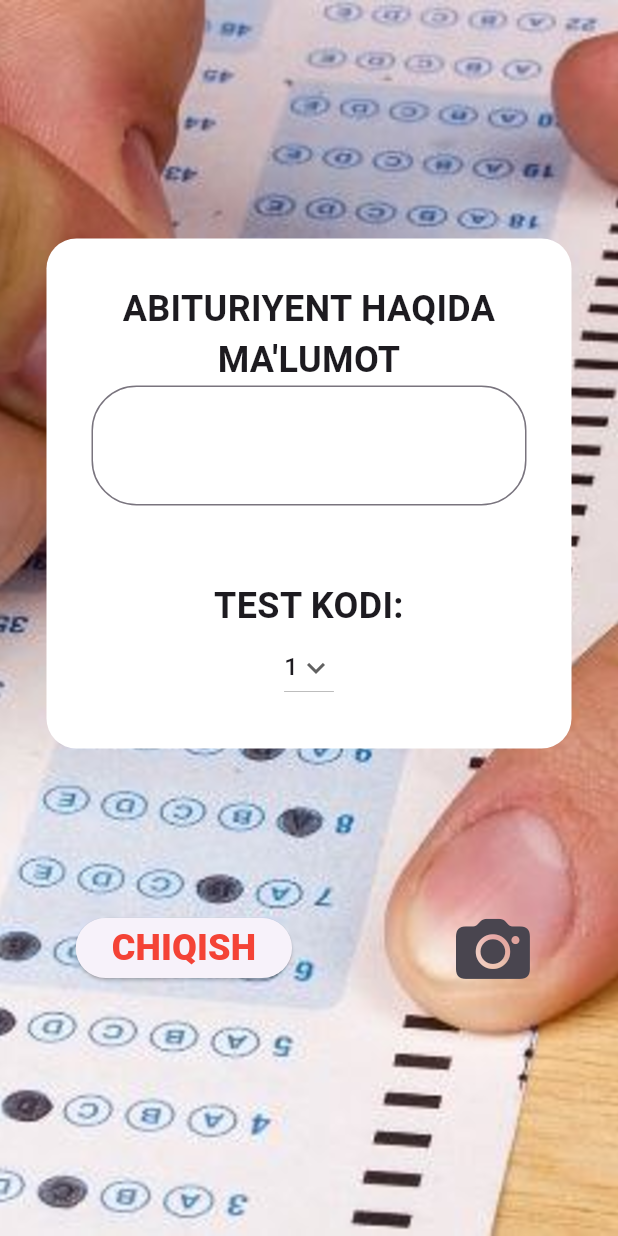
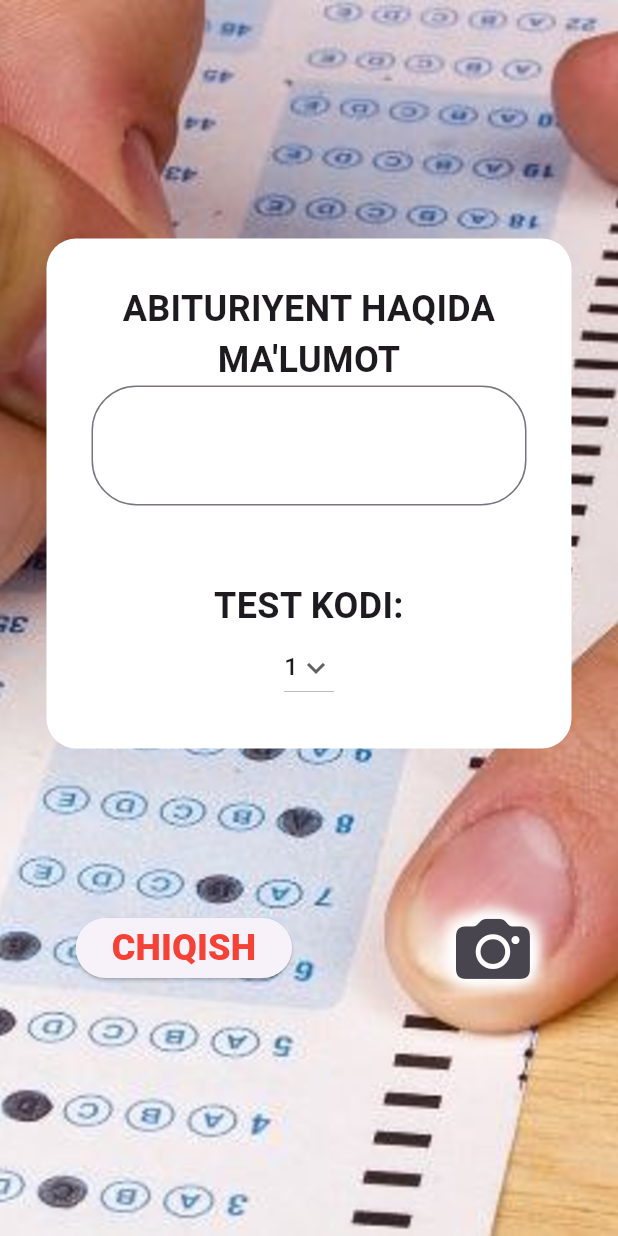
Before and after one commit to abduraimovdev/cam_test, a Flutter app: the screen it shows after launch, on a phone screen of 412 x 824 dp. Run offline on Flutter 3.47's test engine with Material 2 defaults, Android fonts, the light colour scheme and no system bars.

Commit message:
Home Screen Was Customized

```diff
--- a/lib/app.dart
+++ b/lib/app.dart
@@ -7,7 +7,7 @@ class CamApp extends StatelessWidget {
   @override
   Widget build(BuildContext context) {
     return  MaterialApp(
-      // darkTheme: ThemeData.dark(),
+      darkTheme: ThemeData.dark(),
       theme: ThemeData.light(useMaterial3: true),
       themeMode: ThemeMode.light,
       debugShowCheckedModeBanner: false,
--- a/lib/screens/home_screen.dart
+++ b/lib/screens/home_screen.dart
@@ -103,6 +103,7 @@ class _HomeScreenState extends State<HomeScreen> {
                   mainAxisAlignment: MainAxisAlignment.spaceAround,
                   children: [
                     ElevatedButton(
+
                         onPressed: () {},
                         child: const Text(
                           "CHIQISH",
@@ -111,7 +112,29 @@ class _HomeScreenState extends State<HomeScreen> {
                               fontSize: 24,
                               fontWeight: FontWeight.w900),
                         ),),
-                    IconButton(onPressed: (){}, icon: const Icon(CupertinoIcons.camera_fill,size: 50,))
+                    IconButton(onPressed: (){}, icon: const Icon(CupertinoIcons.camera_fill,size: 50,shadows: [
+                      BoxShadow(color: Colors.white,
+                        blurRadius: 10,
+                        offset: Offset(5, 5),
+
+                      ),
+                      BoxShadow(color: Colors.white,
+                        blurRadius: 10,
+                        offset: Offset(-5, 5),
+
+                      ),
+                      BoxShadow(color: Colors.white,
+                        blurRadius: 10,
+                        offset: Offset(-5,- 5),
+
+                      ),
+                      BoxShadow(color: Colors.white,
+                        blurRadius: 10,
+                        offset: Offset(5,- 5),
+
+                      )
+
+                    ],))
 
                   ],
                 )
```
